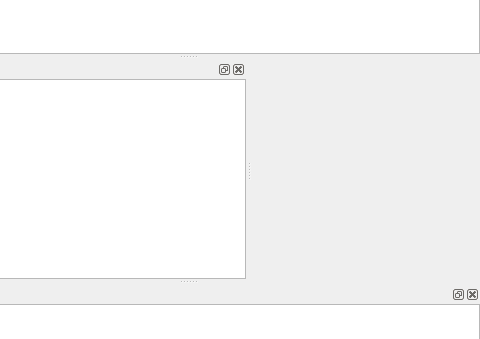
Above: QToyTime/qtoytime.ui from Toyunda/toyunda before the change; both pictures show x 104 to 584 and y 213 to 552 of the 584 by 689 pixel window. Below: the same form after it.
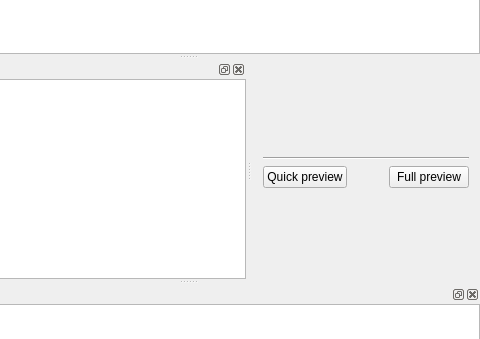
That is the form after the change. Icons and pictures are not drawn. Custom widgets are drawn as their Qt base class.

The edit to the form file:
```diff
--- a/QToyTime/qtoytime.ui
+++ b/QToyTime/qtoytime.ui
@@ -13,7 +13,103 @@
   <property name="windowTitle">
    <string>[*] - QToyTime</string>
   </property>
-  <widget class="QWidget" name="centralWidget"/>
+  <widget class="QWidget" name="centralWidget">
+   <layout class="QVBoxLayout" name="verticalLayout_4">
+    <item>
+     <spacer name="verticalSpacer">
+      <property name="orientation">
+       <enum>Qt::Vertical</enum>
+      </property>
+      <property name="sizeHint" stdset="0">
+       <size>
+        <width>20</width>
+        <height>72</height>
+       </size>
+      </property>
+     </spacer>
+    </item>
+    <item>
+     <widget class="QGPlayer" name="player" native="true"/>
+    </item>
+    <item>
+     <widget class="Line" name="line">
+      <property name="orientation">
+       <enum>Qt::Horizontal</enum>
+      </property>
+     </widget>
+    </item>
+    <item>
+     <layout class="QHBoxLayout" name="horizontalLayout_2">
+      <item>
+       <widget class="QPushButton" name="qpreviewButton">
+        <property name="toolTip">
+         <string>Preview the video with the subtitle but with a simple style</string>
+        </property>
+        <property name="text">
+         <string>Quick preview</string>
+        </property>
+        <property name="icon">
+         <iconset resource="../icons/icons.qrc">
+          <normaloff>:/icons/time-preview-quick.png</normaloff>:/icons/time-preview-quick.png</iconset>
+        </property>
+        <property name="iconSize">
+         <size>
+          <width>32</width>
+          <height>32</height>
+         </size>
+        </property>
+       </widget>
+      </item>
+      <item>
+       <spacer name="horizontalSpacer">
+        <property name="orientation">
+         <enum>Qt::Horizontal</enum>
+        </property>
+        <property name="sizeHint" stdset="0">
+         <size>
+          <width>40</width>
+          <height>20</height>
+         </size>
+        </property>
+       </spacer>
+      </item>
+      <item>
+       <widget class="QPushButton" name="fpreviewButton">
+        <property name="toolTip">
+         <string>Preview the exact result of the time (can be slow)</string>
+        </property>
+        <property name="text">
+         <string>Full preview</string>
+        </property>
+        <property name="icon">
+         <iconset resource="../icons/icons.qrc">
+          <normaloff>:/icons/time-preview-full.png</normaloff>:/icons/time-preview-full.png</iconset>
+        </property>
+        <property name="iconSize">
+         <size>
+          <width>32</width>
+          <height>32</height>
+         </size>
+        </property>
+       </widget>
+      </item>
+     </layout>
+    </item>
+    <item>
+     <spacer name="verticalSpacer_2">
+      <property name="orientation">
+       <enum>Qt::Vertical</enum>
+      </property>
+      <property name="sizeHint" stdset="0">
+       <size>
+        <width>20</width>
+        <height>71</height>
+       </size>
+      </property>
+     </spacer>
+    </item>
+   </layout>
+  </widget>
   <widget class="QMenuBar" name="menuBar">
    <property name="geometry">
     <rect>
@@ -225,6 +321,16 @@
   </action>
  </widget>
  <layoutdefault spacing="6" margin="11"/>
- <resources/>
+ <customwidgets>
+  <customwidget>
+   <class>QGPlayer</class>
+   <extends>QWidget</extends>
+   <header>qgplayer.h</header>
+   <container>1</container>
+  </customwidget>
+ </customwidgets>
+ <resources>
+  <include location="../icons/icons.qrc"/>
+ </resources>
  <connections/>
 </ui>
```
Left out of the diff: 60 changed lines with no effect on the pictures.
